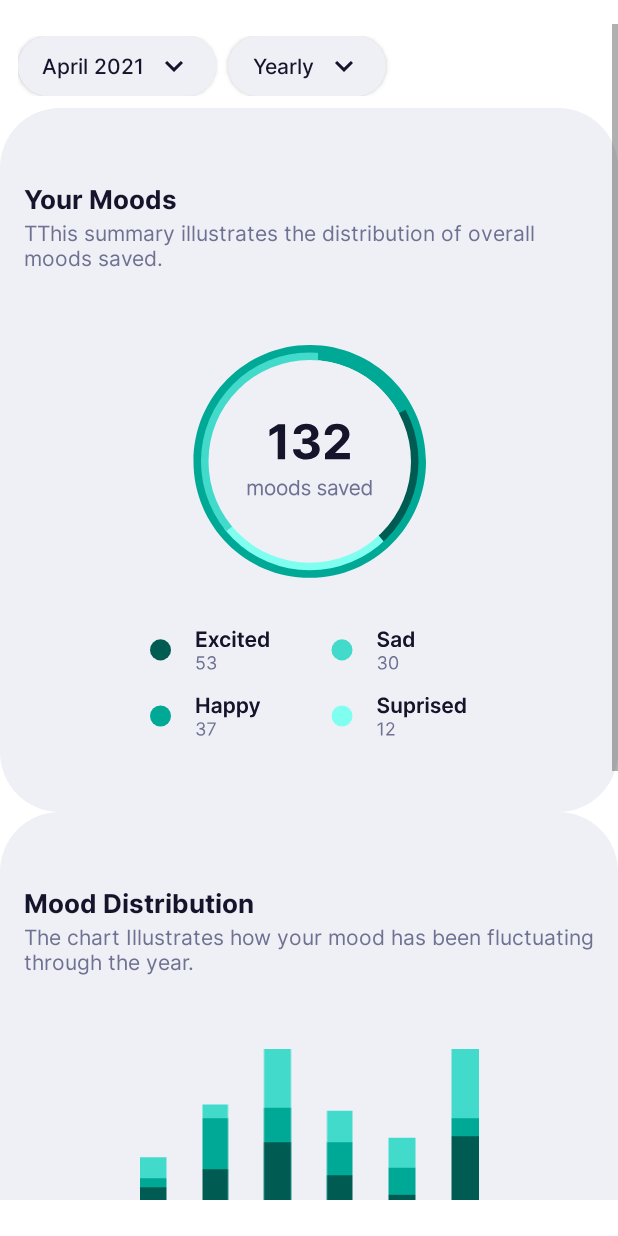
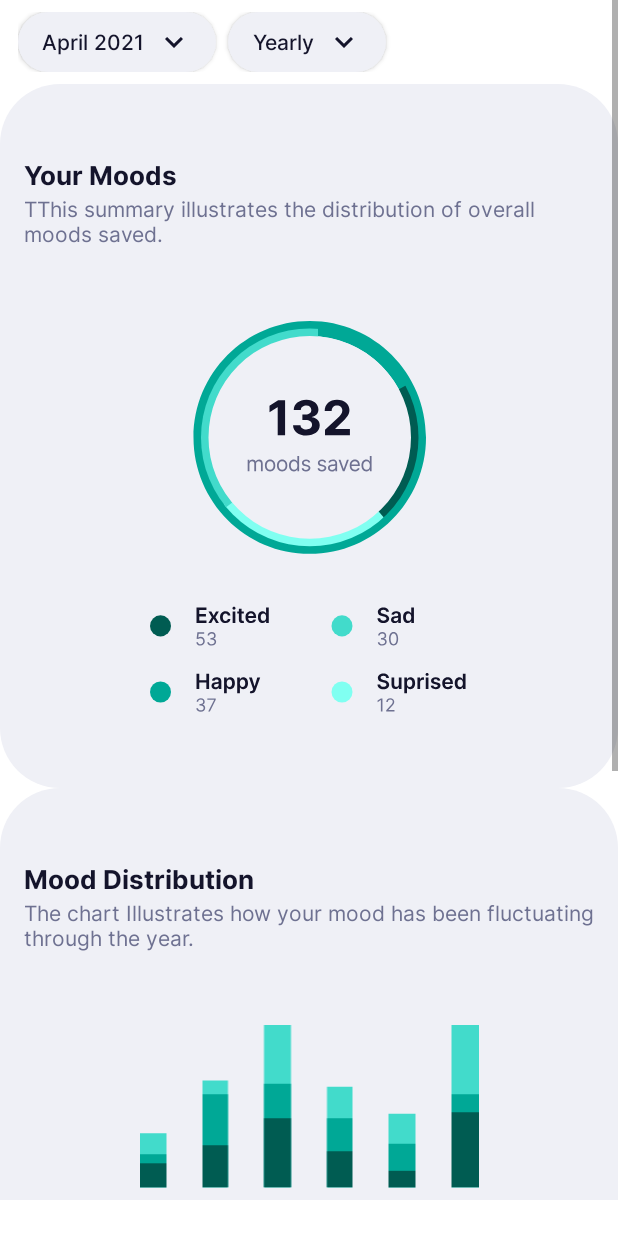
Before and after one commit to p-vhernandez/echoes-app, an Android app: the layout fragment_mood_tracker.xml on its own in the app's theme, with its tools: preview values and no code run, on a phone screen of 412 x 824 dp. Run offline under Robolectric (Android 15) with nearby library versions, the phone set to English and light mode, and no system bars.

Commit message:
update mood tracker fragment

```diff
--- a/app/src/main/res/layout/activity_mood_tracker.xml
+++ b/app/src/main/res/layout/fragment_mood_tracker.xml
@@ -9,7 +9,7 @@
     <ScrollView
         android:layout_width="match_parent"
         android:layout_height="match_parent"
-        android:paddingTop="16dp"
+        android:paddingTop="0dp"
         android:paddingBottom="24dp">
         <LinearLayout
             android:layout_width="wrap_content"
```
